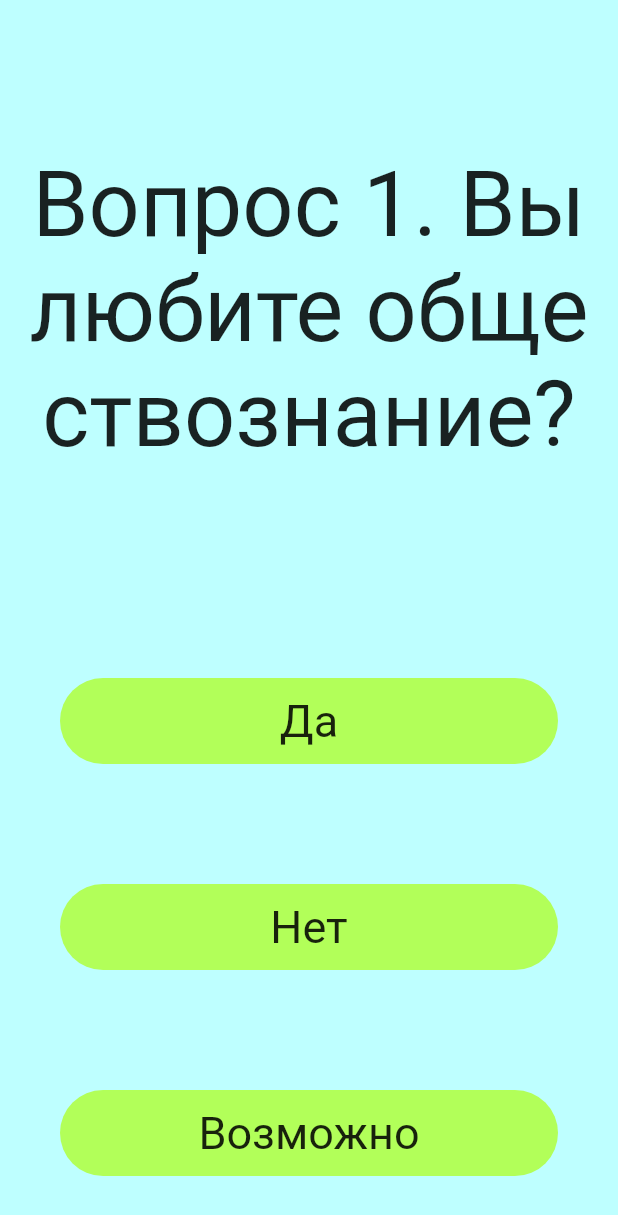
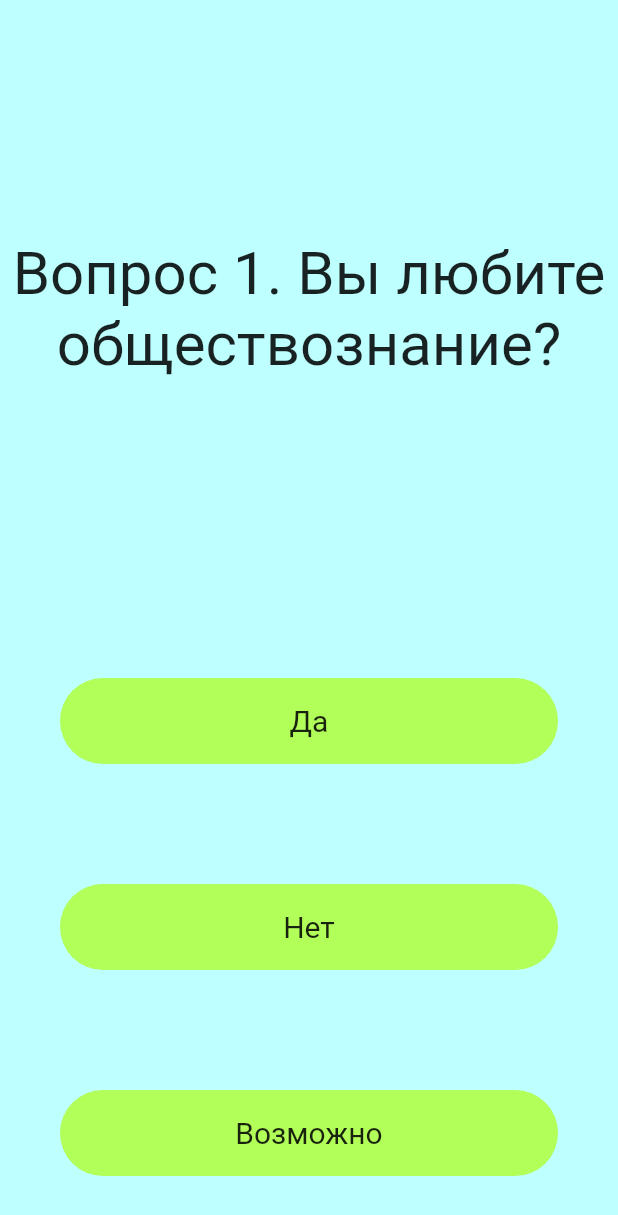
Before and after one commit to KoreshOK101/Big_Bobs_Daddy, a Flutter app: the screen it shows after launch, on a phone screen of 412 x 824 dp. Shown: the top 1215 px of the screen. Run offline on Flutter 3.47's test engine with Material 2 defaults, Android fonts, the phone set to English and light mode, and no system bars; our stand-ins replace animated_text_kit; missing offline and left inert: vk_bridge.

Commit message:
Update main.dart
размер букв

```diff
--- a/lib/main.dart
+++ b/lib/main.dart
@@ -51,7 +51,7 @@ class _TestingPAGEState extends State<TestingPAGE> {
                 child: Text(
               quest.gettext(),
               textAlign: TextAlign.center,
-              style: TextStyle(fontSize: 60),
+              style: TextStyle(fontSize: 40),
             )),
           ),
           flex: 3,
@@ -72,7 +72,7 @@ class _TestingPAGEState extends State<TestingPAGE> {
                   child: Text(
                     quest.getAnswer1(),
                     textAlign: TextAlign.center,
-                    style: TextStyle(fontSize: 30),
+                    style: TextStyle(fontSize: 20),
                   ),
                 ),
               ),
@@ -95,7 +95,7 @@ class _TestingPAGEState extends State<TestingPAGE> {
                   child: Text(
                     quest.getAnswer2(),
                     textAlign: TextAlign.center,
-                    style: TextStyle(fontSize: 30),
+                    style: TextStyle(fontSize: 20),
                   ),
                 ),
               ),
@@ -118,7 +118,7 @@ class _TestingPAGEState extends State<TestingPAGE> {
                   child: Text(
                     quest.getAnswer3(),
                     textAlign: TextAlign.center,
-                    style: TextStyle(fontSize: 30),
+                    style: TextStyle(fontSize: 20),
                   ),
                 ),
               ),
```
